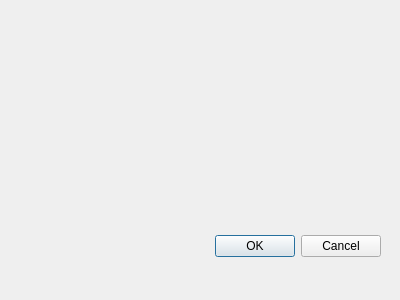
Qt form dialogpreferences.ui (pawjasinski/generator_par_dzialek) before a commit.
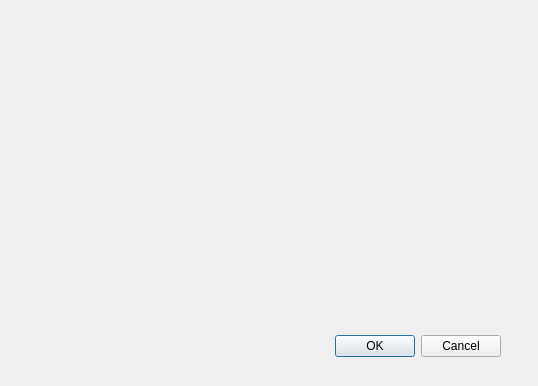
The same form after that commit.

Patch:
```diff
--- a/dialogpreferences.ui
+++ b/dialogpreferences.ui
@@ -6,8 +6,8 @@
    <rect>
     <x>0</x>
     <y>0</y>
-    <width>400</width>
-    <height>300</height>
+    <width>538</width>
+    <height>386</height>
    </rect>
   </property>
   <property name="windowTitle">
@@ -16,9 +16,9 @@
   <widget class="QDialogButtonBox" name="buttonBox">
    <property name="geometry">
     <rect>
-     <x>40</x>
-     <y>230</y>
-     <width>341</width>
+     <x>300</x>
+     <y>330</y>
+     <width>201</width>
      <height>32</height>
     </rect>
    </property>
```
